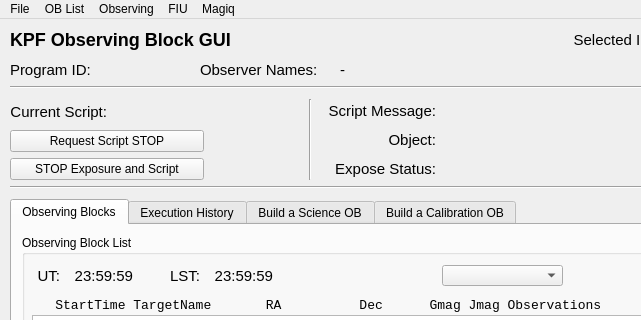
Above: kpf/OB_GUI/KPF_OB_GUI.ui from KeckObservatory/KPFTranslator before the change; both pictures show x 0 to 641 and y 0 to 320 of the 1076 by 886 pixel window. Below: the same form after it.
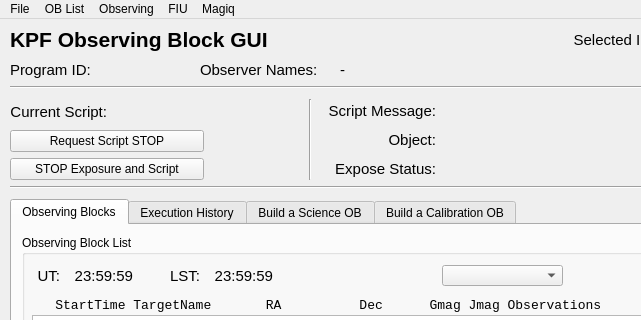
That is the form after the change.

Commit message:
Put version in GUI title, not window title
Changing window title confuses StartGUI tool

Diff of the .ui file:
```diff
--- a/kpf/OB_GUI/KPF_OB_GUI.ui
+++ b/kpf/OB_GUI/KPF_OB_GUI.ui
@@ -130,12 +130,19 @@
      <rect>
       <x>10</x>
       <y>0</y>
-      <width>321</width>
+      <width>481</width>
       <height>41</height>
      </rect>
     </property>
+    <property name="font">
+     <font>
+      <pointsize>16</pointsize>
+      <weight>75</weight>
+      <bold>true</bold>
+     </font>
+    </property>
     <property name="text">
-     <string>&lt;html&gt;&lt;head/&gt;&lt;body&gt;&lt;h2 style=&quot; margin-top:16px; margin-bottom:12px; margin-left:0px; margin-right:0px; -qt-block-indent:0; text-indent:0px;&quot;&gt;&lt;span style=&quot; font-size:11pt; font-weight:600;&quot;&gt;KPF Observing Block GUI&lt;/span&gt;&lt;/h2&gt;&lt;/body&gt;&lt;/html&gt;</string>
+     <string>KPF Observing Block GUI</string>
     </property>
    </widget>
    <widget class="QWidget" name="gridLayoutWidget_3">
```
Left out of the diff: 2 changed lines with no effect on the pictures. The commit also changes 1 other file.
